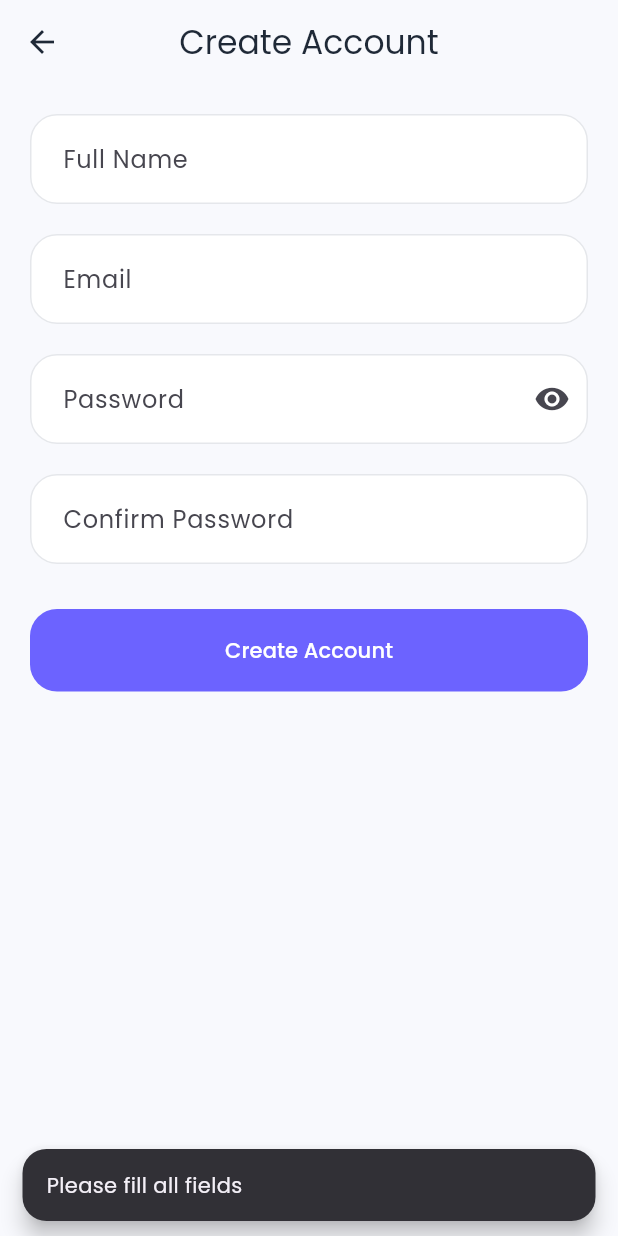
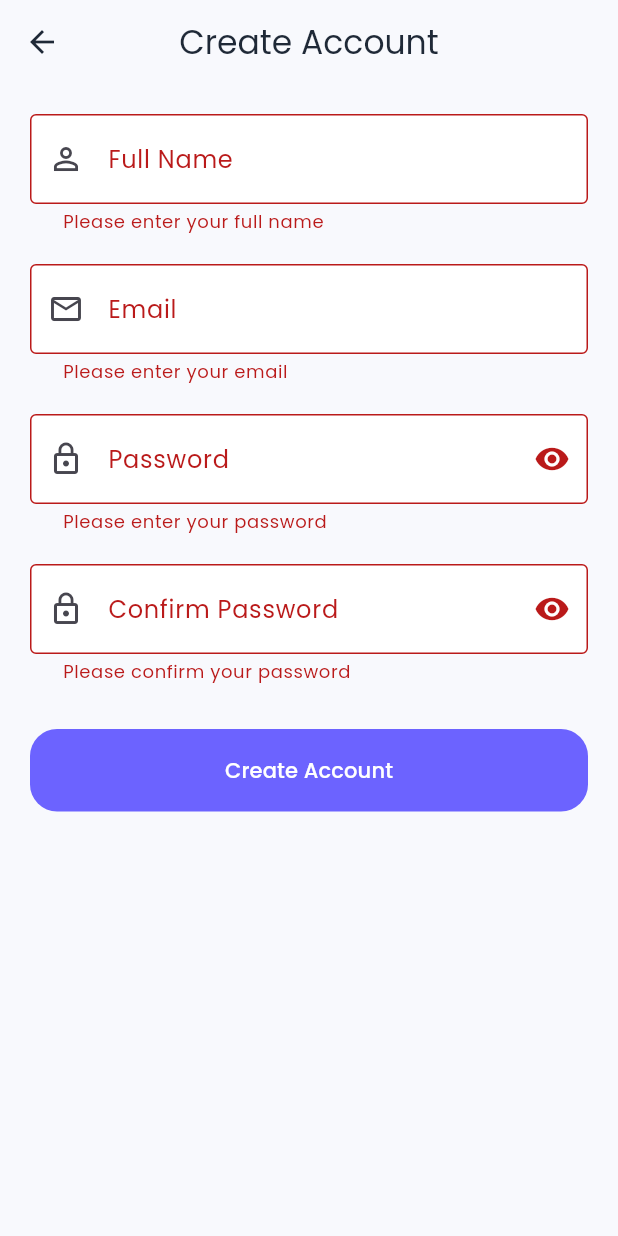
Before and after one commit to jaychandbhagat756-cpu/jb_creator_ai, a Flutter app: the RegisterScreen screen opened directly, after a tap on "Create Account", on a phone screen of 412 x 824 dp. Run offline on Flutter 3.47's test engine with Material 3 defaults, Android fonts, the phone set to English and light mode, and no system bars; our stand-ins replace cached_network_image, firebase_auth, firebase_core, google_fonts, hive, hive_flutter and 2 more; missing offline and left inert: image_gallery_saver_plus; accounts and stored records are empty.

Commit message:
Complete professional register screen

```diff
--- a/lib/screens/register_screen.dart
+++ b/lib/screens/register_screen.dart
@@ -1,5 +1,5 @@
 import 'package:flutter/material.dart';
-import 'package:firebase_auth/firebase_auth.dart'; // 🎯 1. Firebase Auth Import जोड़ा गया
+import 'package:firebase_auth/firebase_auth.dart';
 
 import '../services/auth_service.dart';
 import 'main_navigation_screen.dart';
@@ -18,7 +18,11 @@ class _RegisterScreenState extends State<RegisterScreen> {
   final passwordController = TextEditingController();
   final confirmPasswordController = TextEditingController();
 
+  // 🎯 Form Key को Strict Type <FormState> के साथ अपग्रेड किया गया है
+  final _formKey = GlobalKey<FormState>();
+
   bool obscurePassword = true;
+  bool obscureConfirmPassword = true; // 🎯 Confirm Password के लिए अलग से State
   bool isLoading = false;
 
   @override
@@ -34,55 +38,8 @@ class _RegisterScreenState extends State<RegisterScreen> {
     // 🎯 बटन दबाते ही कीबोर्ड हाइड हो जाएगा
     FocusScope.of(context).unfocus();
 
-    if (nameController.text.trim().isEmpty ||
-        emailController.text.trim().isEmpty ||
-        passwordController.text.trim().isEmpty ||
-        confirmPasswordController.text.trim().isEmpty) {
-
-      ScaffoldMessenger.of(context).showSnackBar(
-        const SnackBar(
-          content: Text("Please fill all fields"),
-        ),
-      );
-      return;
-    }
-
-    // 🎯 Email Validation चेक
-    final email = emailController.text.trim();
-    final emailRegex = RegExp(
-      r'^[\w-.]+@([\w-]+\.)+[\w-]{2,4}$',
-    );
-
-    if (!emailRegex.hasMatch(email)) {
-      ScaffoldMessenger.of(context).showSnackBar(
-        const SnackBar(
-          content: Text("Please enter a valid email address"),
-        ),
-      );
-      return;
-    }
-
-    // 🎯 Password Length चेक (कम से कम 8 अक्षर)
-    if (passwordController.text.length < 8) {
-      ScaffoldMessenger.of(context).showSnackBar(
-        const SnackBar(
-          content: Text(
-            "Password must be at least 8 characters",
-          ),
-        ),
-      );
-      return;
-    }
-
-    // 🎯 Password Match चेक
-    if (passwordController.text !=
-        confirmPasswordController.text) {
-
-      ScaffoldMessenger.of(context).showSnackBar(
-        const SnackBar(
-          content: Text("Passwords do not match"),
-        ),
-      );
+    // 🎯 Form Validation चेक (सारे TextFormField के Validators यहाँ एक साथ चलेंगे)
+    if (!_formKey.currentState!.validate()) {
       return;
     }
 
@@ -111,7 +68,6 @@ class _RegisterScreenState extends State<RegisterScreen> {
       );
 
     } catch (e) {
-      // 🎯 2. Professional & Clean Exception Handling
       if (!mounted) return;
 
       String message = "Something went wrong";
@@ -170,36 +126,70 @@ class _RegisterScreenState extends State<RegisterScreen> {
 
         padding: const EdgeInsets.all(20),
 
+        child: Form(
+          key: _formKey,
           child: Column(
 
             children: [
 
-            TextField(
+              // 🎯 1. Full Name TextFormField
+              TextFormField(
                 controller: nameController,
+                validator: (value) {
+                  if (value == null || value.trim().isEmpty) {
+                    return "Please enter your full name";
+                  }
+                  return null;
+                },
                 decoration: const InputDecoration(
                   labelText: "Full Name",
                   border: OutlineInputBorder(),
+                  prefixIcon: Icon(Icons.person_outline),
                 ),
               ),
 
               const SizedBox(height: 20),
 
-            TextField(
+              // 🎯 2. Email TextFormField + Validator
+              TextFormField(
                 controller: emailController,
+                keyboardType: TextInputType.emailAddress,
+                validator: (value) {
+                  if (value == null || value.trim().isEmpty) {
+                    return "Please enter your email";
+                  }
+                  final emailRegex = RegExp(r'^[\w-.]+@([\w-]+\.)+[\w-]{2,4}$');
+                  if (!emailRegex.hasMatch(value.trim())) {
+                    return "Please enter a valid email address";
+                  }
+                  return null;
+                },
                 decoration: const InputDecoration(
                   labelText: "Email",
                   border: OutlineInputBorder(),
+                  prefixIcon: Icon(Icons.email_outlined),
                 ),
               ),
 
               const SizedBox(height: 20),
 
-            TextField(
+              // 🎯 3. Password TextFormField + Validator
+              TextFormField(
                 controller: passwordController,
                 obscureText: obscurePassword,
+                validator: (value) {
+                  if (value == null || value.trim().isEmpty) {
+                    return "Please enter your password";
+                  }
+                  if (value.length < 8) {
+                    return "Password must be at least 8 characters";
+                  }
+                  return null;
+                },
                 decoration: InputDecoration(
                   labelText: "Password",
                   border: const OutlineInputBorder(),
+                  prefixIcon: const Icon(Icons.lock_outline),
                   suffixIcon: IconButton(
                     icon: Icon(
                       obscurePassword
@@ -217,12 +207,35 @@ class _RegisterScreenState extends State<RegisterScreen> {
 
               const SizedBox(height: 20),
 
-            TextField(
+              // 🎯 4. Confirm Password TextFormField + Validator
+              TextFormField(
                 controller: confirmPasswordController,
-              obscureText: obscurePassword,
-              decoration: const InputDecoration(
+                obscureText: obscureConfirmPassword,
+                validator: (value) {
+                  if (value == null || value.trim().isEmpty) {
+                    return "Please confirm your password";
+                  }
+                  if (value != passwordController.text) {
+                    return "Passwords do not match";
+                  }
+                  return null;
+                },
+                decoration: InputDecoration(
                   labelText: "Confirm Password",
-                border: OutlineInputBorder(),
+                  border: const OutlineInputBorder(),
+                  prefixIcon: const Icon(Icons.lock_outline),
+                  suffixIcon: IconButton(
+                    icon: Icon(
+                      obscureConfirmPassword
+                          ? Icons.visibility
+                          : Icons.visibility_off,
+                    ),
+                    onPressed: () {
+                      setState(() {
+                        obscureConfirmPassword = !obscureConfirmPassword;
+                      });
+                    },
+                  ),
                 ),
               ),
 
@@ -249,6 +262,7 @@ class _RegisterScreenState extends State<RegisterScreen> {
             ],
 
           ),
+        ),
 
       ),
 
```
Lines whose indentation alone changed are shown as unchanged.
